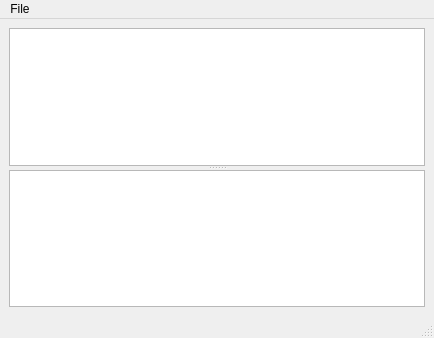
Old version of the form src/gui/holderGUI/holderGUI.ui in the repository NeutrinoToolkit/Neutrino.
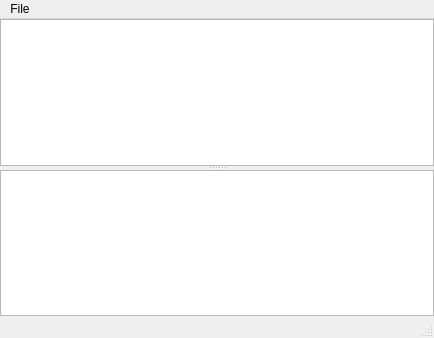
New version of the form. Custom widgets are drawn as their Qt base class.

```diff
--- a/src/gui/holderGUI/holderGUI.ui
+++ b/src/gui/holderGUI/holderGUI.ui
@@ -24,12 +24,33 @@
   </property>
   <widget class="QWidget" name="centralwidget">
    <layout class="QGridLayout" name="gridLayout">
+    <property name="leftMargin">
+     <number>0</number>
+    </property>
+    <property name="topMargin">
+     <number>0</number>
+    </property>
+    <property name="rightMargin">
+     <number>0</number>
+    </property>
+    <property name="bottomMargin">
+     <number>0</number>
+    </property>
     <item row="0" column="0">
      <widget class="QSplitter" name="splitter">
       <property name="orientation">
        <enum>Qt::Vertical</enum>
       </property>
-      <widget class="QListWidget" name="listPhys"/>
+      <widget class="QListWidget" name="listPhys">
+       <property name="font">
+        <font>
+         <pointsize>10</pointsize>
+        </font>
+       </property>
+       <property name="wordWrap">
+        <bool>true</bool>
+       </property>
+      </widget>
       <widget class="nView" name="graphicsView">
        <property name="mouseTracking">
         <bool>true</bool>
```
